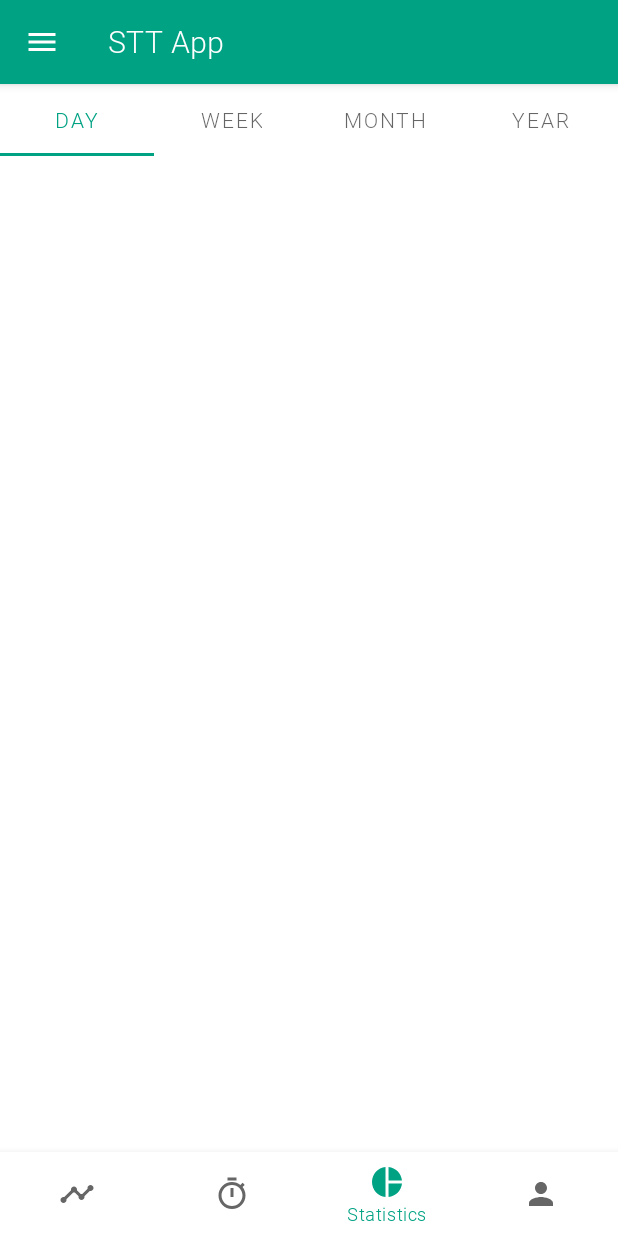
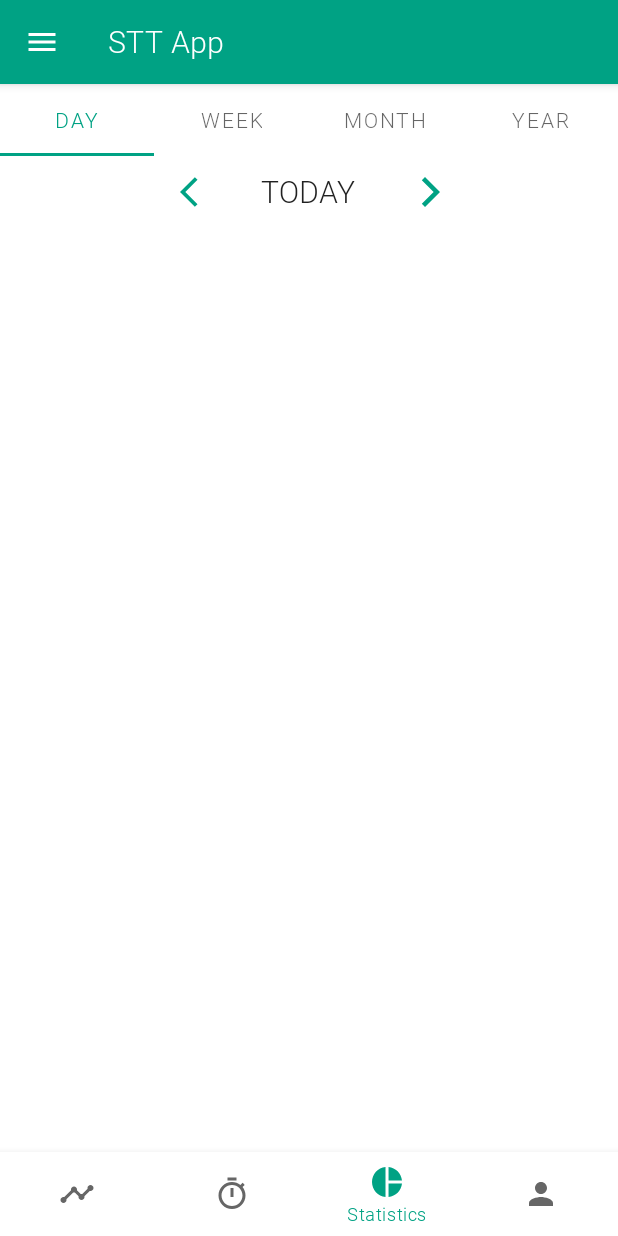
Before and after one commit to kolorowerowe/StudentTimeTracker, an Android app: the screen it shows after launch (MainActivity), item 3 of the bottom bar chosen, on a phone screen of 412 x 824 dp. Run offline under Robolectric (Android 15) with nearby library versions, the phone set to English and light mode, and no system bars; 5 statements that could not run were skipped.

Commit message:
Added Day/Week/Month/Year bar in statistics fragment, added lombok annotations

```diff
--- a/app/build.gradle
+++ b/app/build.gradle
@@ -33,4 +33,6 @@ dependencies {
     testImplementation 'junit:junit:4.12'
     androidTestImplementation 'androidx.test.ext:junit:1.1.1'
     androidTestImplementation 'androidx.test.espresso:espresso-core:3.2.0'
+    compileOnly 'org.projectlombok:lombok:1.18.12'
+    annotationProcessor 'org.projectlombok:lombok:1.18.12'
 }
--- /dev/null
+++ b/app/src/main/java/com/github/studenttimetracker/enums/StatisticsUnitType.java
@@ -0,0 +1,21 @@
+package com.github.studenttimetracker.enums;
+
+public enum StatisticsUnitType {
+
+    DAY("Day"),
+    WEEK("Week"),
+    MONTH("Month"),
+    YEAR("Year");
+
+    private String value;
+
+    StatisticsUnitType(String value) {
+        this.value = value;
+    }
+
+    public String getValue(){
+        return value;
+    }
+
+
+}
--- a/app/src/main/java/com/github/studenttimetracker/fragments/StatisticsFragment.java
+++ b/app/src/main/java/com/github/studenttimetracker/fragments/StatisticsFragment.java
@@ -4,14 +4,41 @@ import android.os.Bundle;
 import android.view.LayoutInflater;
 import android.view.View;
 import android.view.ViewGroup;
+import android.widget.Button;
+import android.widget.TextView;
 
 import androidx.annotation.NonNull;
 import androidx.annotation.Nullable;
 import androidx.fragment.app.Fragment;
 
 import com.github.studenttimetracker.R;
+import com.github.studenttimetracker.enums.StatisticsUnitType;
+import com.github.studenttimetracker.model.StatisticsQueryObject;
+import com.github.studenttimetracker.utils.CalendarUtils;
+import com.google.android.material.tabs.TabLayout;
+import com.google.android.material.tabs.TabLayout.OnTabSelectedListener;
+
+import java.util.ArrayList;
+import java.util.Date;
+import java.util.EnumMap;
+import java.util.Map;
 
 public class StatisticsFragment extends Fragment {
+
+    private StatisticsUnitType unitType = StatisticsUnitType.DAY;
+    private Map<StatisticsUnitType, Integer> currentIndexes = new EnumMap<>(StatisticsUnitType.class);
+
+    private TextView textView;
+    private Button previousButton;
+    private Button nextButton;
+
+    public StatisticsFragment() {
+        currentIndexes.put(StatisticsUnitType.DAY, 0);
+        currentIndexes.put(StatisticsUnitType.WEEK, 0);
+        currentIndexes.put(StatisticsUnitType.MONTH, 0);
+        currentIndexes.put(StatisticsUnitType.YEAR, 0);
+    }
+
     @Override
     public void onCreate(Bundle savedInstanceState) {
         super.onCreate(savedInstanceState);
@@ -21,7 +48,75 @@ public class StatisticsFragment extends Fragment {
     @Override
     public View onCreateView(@NonNull LayoutInflater inflater, @Nullable ViewGroup container, @Nullable Bundle savedInstanceState) {
         View view = inflater.inflate(R.layout.fragment_statistics, container, false);
+
+        textView = view.findViewById(R.id.date_picker_text);
+
+        previousButton = view.findViewById(R.id.date_picker_previous);
+        previousButton.setOnClickListener(onPreviousButtonListener);
+
+        nextButton = view.findViewById(R.id.date_picker_next);
+        nextButton.setOnClickListener(onNextButtonListener);
+
+        refreshDatePicker();
+
+
+        final TabLayout tabs = view.findViewById(R.id.statistics_tabs);
+        tabs.addOnTabSelectedListener(onTabSelectedListener);
+
         return view;
     }
 
+    private void refreshDatePicker() {
+        ArrayList<StatisticsQueryObject> statisticsQueryObject = CalendarUtils.getStatisticsObjectType(unitType, new Date());
+        textView.setText(statisticsQueryObject.get(currentIndexes.get(unitType)).getName());
+        previousButton.setEnabled(statisticsQueryObject.get(currentIndexes.get(unitType)).isHasPrevious());
+        nextButton.setEnabled(statisticsQueryObject.get(currentIndexes.get(unitType)).isHasNext());
+    }
+
+    private OnTabSelectedListener onTabSelectedListener = new OnTabSelectedListener() {
+        @Override
+        public void onTabSelected(TabLayout.Tab tab) {
+            switch (tab.getPosition()) {
+                case 0:
+                default:
+                    unitType = StatisticsUnitType.DAY;
+                    break;
+                case 1:
+                    unitType = StatisticsUnitType.WEEK;
+                    break;
+                case 2:
+                    unitType = StatisticsUnitType.MONTH;
+                    break;
+                case 3:
+                    unitType = StatisticsUnitType.YEAR;
+                    break;
+            }
+            refreshDatePicker();
+        }
+
+        @Override
+        public void onTabUnselected(TabLayout.Tab tab) {
+        }
+
+        @Override
+        public void onTabReselected(TabLayout.Tab tab) {
+        }
+    };
+
+    private View.OnClickListener onPreviousButtonListener = new View.OnClickListener() {
+        @Override
+        public void onClick(View v) {
+            currentIndexes.put(unitType, currentIndexes.get(unitType) + 1);
+            refreshDatePicker();
+        }
+    };
+
+    private View.OnClickListener onNextButtonListener = new View.OnClickListener() {
+        @Override
+        public void onClick(View v) {
+            currentIndexes.put(unitType, currentIndexes.get(unitType) - 1);
+            refreshDatePicker();
+        }
+    };
+
 }
--- /dev/null
+++ b/app/src/main/res/drawable/ic_arrow_back_ios.xml
@@ -0,0 +1,9 @@
+<vector xmlns:android="http://schemas.android.com/apk/res/android"
+    android:width="24dp"
+    android:height="24dp"
+    android:viewportWidth="24"
+    android:viewportHeight="24">
+  <path
+      android:fillColor="#FFFFFF"
+      android:pathData="M11.67,3.87L9.9,2.1 0,12l9.9,9.9 1.77,-1.77L3.54,12z"/>
+</vector>
--- /dev/null
+++ b/app/src/main/res/drawable/ic_arrow_forward_ios.xml
@@ -0,0 +1,9 @@
+<vector xmlns:android="http://schemas.android.com/apk/res/android"
+    android:width="24dp"
+    android:height="24dp"
+    android:viewportWidth="24"
+    android:viewportHeight="24">
+  <path
+      android:fillColor="#FFFFFF"
+      android:pathData="M5.88,4.12L13.76,12l-7.88,7.88L8,22l10,-10L8,2z"/>
+</vector>
--- a/app/src/main/res/layout/fragment_statistics.xml
+++ b/app/src/main/res/layout/fragment_statistics.xml
@@ -9,7 +9,6 @@
         android:id="@+id/statistics_tabs"
         android:layout_width="match_parent"
         android:layout_height="wrap_content"
-        app:layout_constraintEnd_toEndOf="parent"
         app:layout_constraintStart_toStartOf="parent"
         app:layout_constraintTop_toTopOf="parent">
 
@@ -32,6 +31,40 @@
             android:layout_width="wrap_content"
             android:layout_height="wrap_content"
             android:text="@string/statistics_tab_year" />
+    </com.google.android.material.tabs.TabLayout>
 
-    </com.google.android.material.tabs.TabLayout>
+    <LinearLayout
+        android:id="@+id/date_picker_card"
+        android:layout_width="match_parent"
+        android:layout_height="wrap_content"
+        app:layout_constraintStart_toStartOf="parent"
+        app:layout_constraintTop_toBottomOf="@+id/statistics_tabs"
+        android:gravity="center">
+
+        <Button
+            android:id="@+id/date_picker_previous"
+            style="@style/Widget.MaterialComponents.Button.TextButton.Icon"
+            android:layout_width="32dp"
+            android:layout_height="wrap_content"
+            app:icon="@drawable/ic_arrow_back_ios" />
+
+        <TextView
+            android:id="@+id/date_picker_text"
+            android:layout_width="wrap_content"
+            android:layout_height="wrap_content"
+            android:text="TODAY"
+            android:textAlignment="center"
+            android:textAppearance="?attr/textAppearanceHeadline6"
+            android:layout_marginLeft="30dp"
+            android:layout_marginRight="30dp"/>
+
+        <Button
+            android:id="@+id/date_picker_next"
+            style="@style/Widget.MaterialComponents.Button.TextButton.Icon"
+            android:layout_width="32dp"
+            android:layout_height="wrap_content"
+            app:icon="@drawable/ic_arrow_forward_ios" />
+    </LinearLayout>
+
+
 </androidx.constraintlayout.widget.ConstraintLayout>
```
Also changed, not shown: app/src/main/java/com/github/studenttimetracker/model/StatisticsQueryObject.java (added, +20 -0 lines), app/src/main/java/com/github/studenttimetracker/utils/CalendarUtils.java (added, +62 -0 lines).
